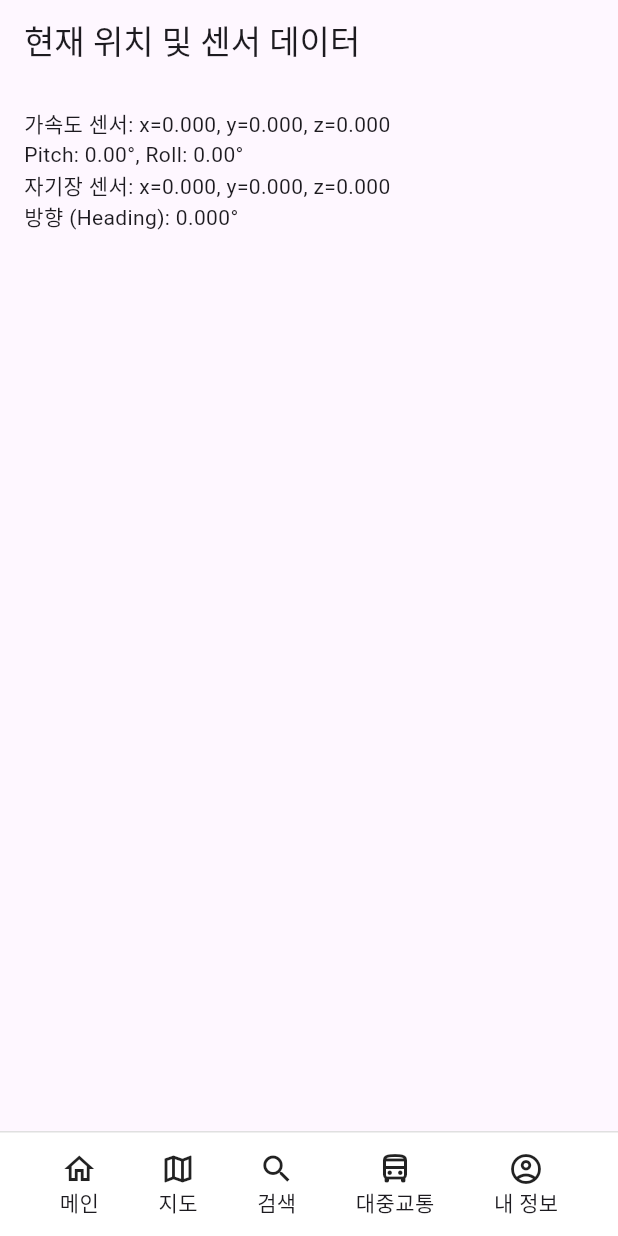
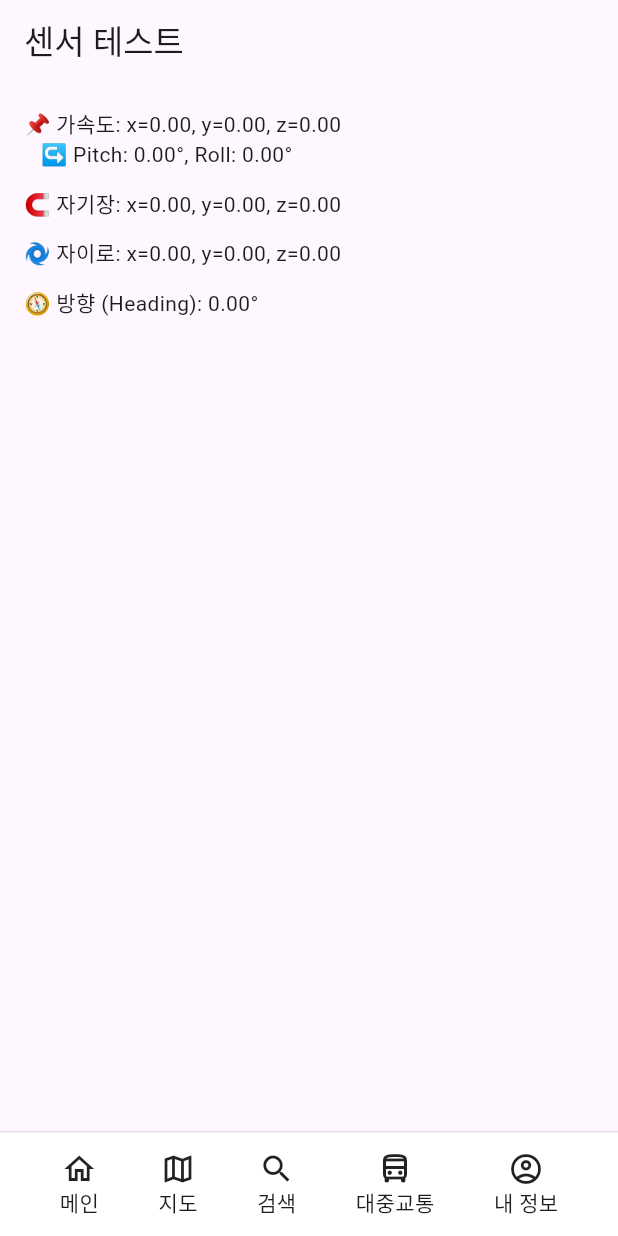
Before and after one commit to qwertyLEEJK/capstone-design, a Flutter app: the screen it shows after launch, on a phone screen of 412 x 824 dp. Run offline on Flutter 3.47's test engine with Material 3 defaults, Android fonts, the phone set to English and light mode, and no system bars; our stand-ins replace flutter_compass, get, sensors_plus; project files that could hold a hidden picture were left out.

Commit message:
feat 센서 감지 성공

```diff
--- a/lib/function/sensor_controller.dart
+++ b/lib/function/sensor_controller.dart
@@ -1,41 +1,99 @@
+import 'dart:async';
+import 'dart:math';
+
 import 'package:get/get.dart';
+import 'package:sensors_plus/sensors_plus.dart';
+import 'package:flutter_compass/flutter_compass.dart';
 
 class SensorData {
-  double x;
-  double y;
-  double z;
-  double pitch;
-  double roll;
-  double heading;
+  double x, y, z;
+  double pitch, roll, heading;
 
-  SensorData(this.x, this.y, this.z, {this.pitch = 0.0, this.roll = 0.0, this.heading = 0.0});
+  SensorData(
+    this.x,
+    this.y,
+    this.z, {
+    this.pitch = 0.0,
+    this.roll = 0.0,
+    this.heading = 0.0,
+  });
 }
 
 class SensorController extends GetxController {
-  var accelerometer = SensorData(0, 0, 0).obs; // 가속센서
-  var magnetometer = SensorData(0, 0, 0).obs;  // 지자기센서
-  var direction = 0.0.obs;                      // 방향센서
+  var accelerometer = SensorData(0, 0, 0).obs;
+  var magnetometer = SensorData(0, 0, 0).obs;
+  var gyroscope = SensorData(0, 0, 0).obs;
+  var direction = 0.0.obs;
 
-  void updateAccelerometer(double x, double y, double z) {
-    accelerometer.value = SensorData(x, y, z);
+  late StreamSubscription<AccelerometerEvent> _accelSub;
+  late StreamSubscription<MagnetometerEvent> _magSub;
+  late StreamSubscription<GyroscopeEvent> _gyroSub;
+  late StreamSubscription<CompassEvent> _compassSub;
+
+  @override
+  void onInit() {
+    super.onInit();
+
+    _accelSub = accelerometerEvents.listen((event) {
+      accelerometer.update((data) {
+        if (data != null) {
+          data.x = event.x;
+          data.y = event.y;
+          data.z = event.z;
+        }
+      });
+      _updatePitchRoll(event.x, event.y, event.z);
+    });
+
+    _magSub = magnetometerEvents.listen((event) {
+      magnetometer.update((data) {
+        if (data != null) {
+          data.x = event.x;
+          data.y = event.y;
+          data.z = event.z;
+        }
+      });
+    });
+
+    _gyroSub = gyroscopeEvents.listen((event) {
+      gyroscope.update((data) {
+        if (data != null) {
+          data.x = event.x;
+          data.y = event.y;
+          data.z = event.z;
+        }
+      });
+    });
+
+    _compassSub = FlutterCompass.events!.listen((event) {
+      final headingVal = event.heading ?? 0;
+      direction.value = headingVal;
+      accelerometer.update((data) {
+        if (data != null) {
+          data.heading = headingVal;
+        }
+      });
+    });
   }
 
-  void updateMagnetometer(double x, double y, double z) {
-    magnetometer.value = SensorData(x, y, z);
+  @override
+  void onClose() {
+    _accelSub.cancel();
+    _magSub.cancel();
+    _gyroSub.cancel();
+    _compassSub.cancel();
+    super.onClose();
   }
 
-  // pitch와 roll도 같이 업데이트하는 메서드
-  void updateDirection(double heading, double pitch, double roll) {
-    direction.value = heading;
-    // 기존 accelerometer 객체를 복사해 pitch, roll, heading 반영
-    final current = accelerometer.value;
-    accelerometer.value = SensorData(
-      current.x,
-      current.y,
-      current.z,
-      pitch: pitch,
-      roll: roll,
-      heading: heading,
-    );
+  // Pitch, Roll 계산 (단위: 라디안)
+  void _updatePitchRoll(double ax, double ay, double az) {
+    final pitch = atan2(-ax, sqrt(ay * ay + az * az));
+    final roll = atan2(ay, az);
+    accelerometer.update((data) {
+      if (data != null) {
+        data.pitch = pitch;
+        data.roll = roll;
+      }
+    });
   }
 }
--- a/lib/main.dart
+++ b/lib/main.dart
@@ -17,7 +17,7 @@ class MyApp extends StatelessWidget {
       debugShowCheckedModeBanner: false,
       theme: ThemeData(useMaterial3: true),
       home: Scaffold(
-        body: Sensor_test(),
+        body: SensorTest(),
         bottomNavigationBar: BottomNavBar(
           navigating: false,
           onStopNavigation: () {},
--- a/lib/screens/sensor_test.dart
+++ b/lib/screens/sensor_test.dart
@@ -1,32 +1,45 @@
 import 'package:flutter/material.dart';
 import 'package:get/get.dart';
-import '../function/sensor_controller.dart'; // 실제 경로 맞게 수정
+import '../function/sensor_controller.dart';
 
-class Sensor_test extends StatelessWidget {
+class SensorTest extends StatelessWidget {
   final SensorController sensorController = Get.put(SensorController());
 
-  Sensor_test({super.key});
+  SensorTest({super.key});
 
-  String radToDegree(double rad) => (rad * 180 / 3.141592653589793).toStringAsFixed(2);
+  String radToDegree(double rad) =>
+      (rad * 180 / 3.141592653589793).toStringAsFixed(2);
 
   @override
   Widget build(BuildContext context) {
     return Scaffold(
-      appBar: AppBar(title: const Text('현재 위치 및 센서 데이터')),
+      appBar: AppBar(title: const Text('센서 테스트')),
       body: Padding(
         padding: const EdgeInsets.all(16.0),
         child: Obx(() {
           final accel = sensorController.accelerometer.value;
           final mag = sensorController.magnetometer.value;
+          final gyro = sensorController.gyroscope.value;
           final heading = sensorController.direction.value;
 
-          return Column(
-            crossAxisAlignment: CrossAxisAlignment.start,
+          return ListView(
             children: [
-              Text('가속도 센서: x=${accel.x.toStringAsFixed(3)}, y=${accel.y.toStringAsFixed(3)}, z=${accel.z.toStringAsFixed(3)}'),
-              Text('Pitch: ${radToDegree(accel.pitch)}°, Roll: ${radToDegree(accel.roll)}°'),
-              Text('자기장 센서: x=${mag.x.toStringAsFixed(3)}, y=${mag.y.toStringAsFixed(3)}, z=${mag.z.toStringAsFixed(3)}'),
-              Text('방향 (Heading): ${heading.toStringAsFixed(3)}°'),
+              Text(
+                '📌 가속도: x=${accel.x.toStringAsFixed(2)}, y=${accel.y.toStringAsFixed(2)}, z=${accel.z.toStringAsFixed(2)}',
+              ),
+              Text(
+                '   ↪ Pitch: ${radToDegree(accel.pitch)}°, Roll: ${radToDegree(accel.roll)}°',
+              ),
+              const SizedBox(height: 12),
+              Text(
+                '🧲 자기장: x=${mag.x.toStringAsFixed(2)}, y=${mag.y.toStringAsFixed(2)}, z=${mag.z.toStringAsFixed(2)}',
+              ),
+              const SizedBox(height: 12),
+              Text(
+                '🌀 자이로: x=${gyro.x.toStringAsFixed(2)}, y=${gyro.y.toStringAsFixed(2)}, z=${gyro.z.toStringAsFixed(2)}',
+              ),
+              const SizedBox(height: 12),
+              Text('🧭 방향 (Heading): ${heading.toStringAsFixed(2)}°'),
             ],
           );
         }),
```
Also changed, not shown: pubspec.yaml (+4 -7 lines), pubspec.lock, 2 other files.
